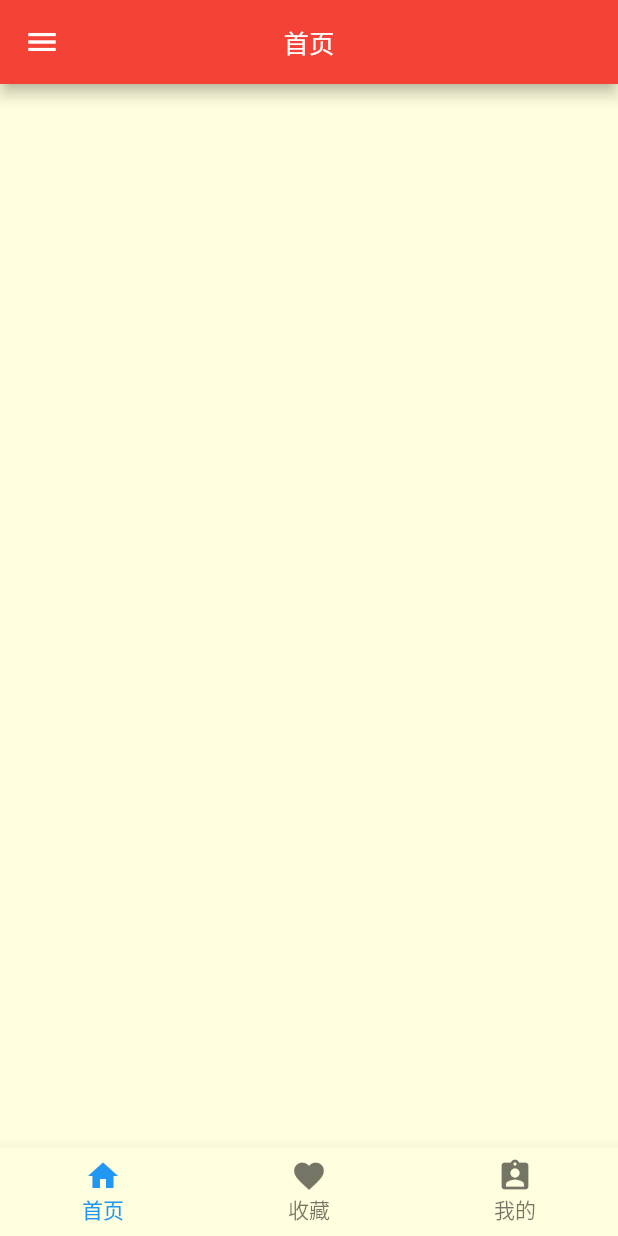
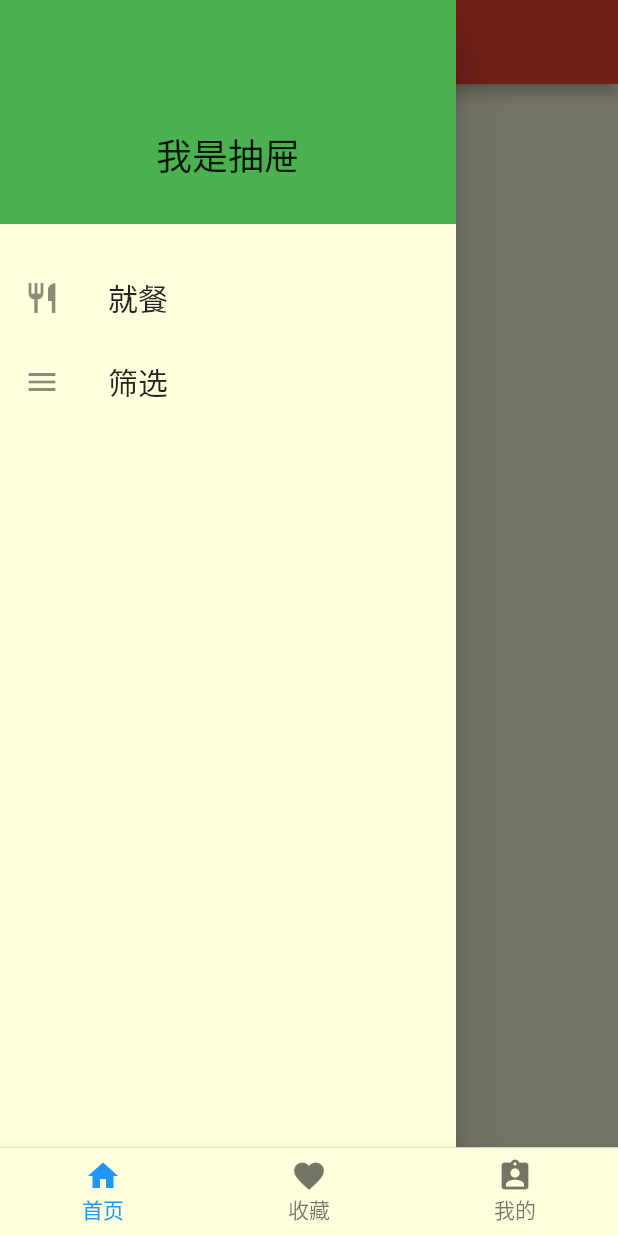
Before and after one commit to baiyidjp/flutter_demo_app, a Flutter app: the screen it shows after launch, with the side drawer open (before the commit the screen has no drawer), on a phone screen of 412 x 824 dp. Run offline on Flutter 3.47's test engine with Material 2 defaults, Android fonts, the phone set to English and light mode, and no system bars; our stand-ins replace dio; network calls fail; statements that could not run were skipped.

Commit message:
首页的抽屉效果

```diff
--- a/lib/ui/pages/home/home.dart
+++ b/lib/ui/pages/home/home.dart
@@ -35,12 +35,16 @@ class _JPHomePageState extends State<JPHomePage> {
       appBar: AppBar(
         title: Text("首页"),
         centerTitle: true,
-        leading: GestureDetector(
-          child: Icon(Icons.menu),
-          onTap: () {
-            print("点击左侧");
+        leading: Builder(
+          builder: (iconContext) {
+            return IconButton(
+              icon: Icon(Icons.more_horiz),
+              onPressed: () {
+                Scaffold.of(iconContext).openDrawer();
+              },
+            );
           },
-        ),
+        )
       ),
       body: Container(
         child: GridView.builder(
@@ -58,6 +62,35 @@ class _JPHomePageState extends State<JPHomePage> {
           },
         ),
       ),
+      drawer: Drawer(
+        child: Column(
+          children: <Widget>[
+            Container(
+              width: double.infinity,
+              height: Layout.kStatusBarHeight+70.pt,
+              color: Colors.green,
+              alignment: Alignment(0, 0.5),
+              child: Text("我是抽屉", style: Theme.of(context).textTheme.display4.copyWith(fontWeight: FontWeight.w500)),
+            ),
+            SizedBox(height: 10.pt),
+            Column(
+              children: <Widget>[
+                ListTile(
+                  leading: Icon(Icons.restaurant),
+                  title: Text("就餐", style: Theme.of(context).textTheme.display3),
+                  onTap: () {
+                    Navigator.of(context).pop();
+                  },
+                ),
+                ListTile(
+                  leading: Icon(Icons.menu),
+                  title: Text("筛选", style: Theme.of(context).textTheme.display3),
+                )
+              ],
+            )
+          ],
+        ),
+      ),
     );
   }
 }
```
